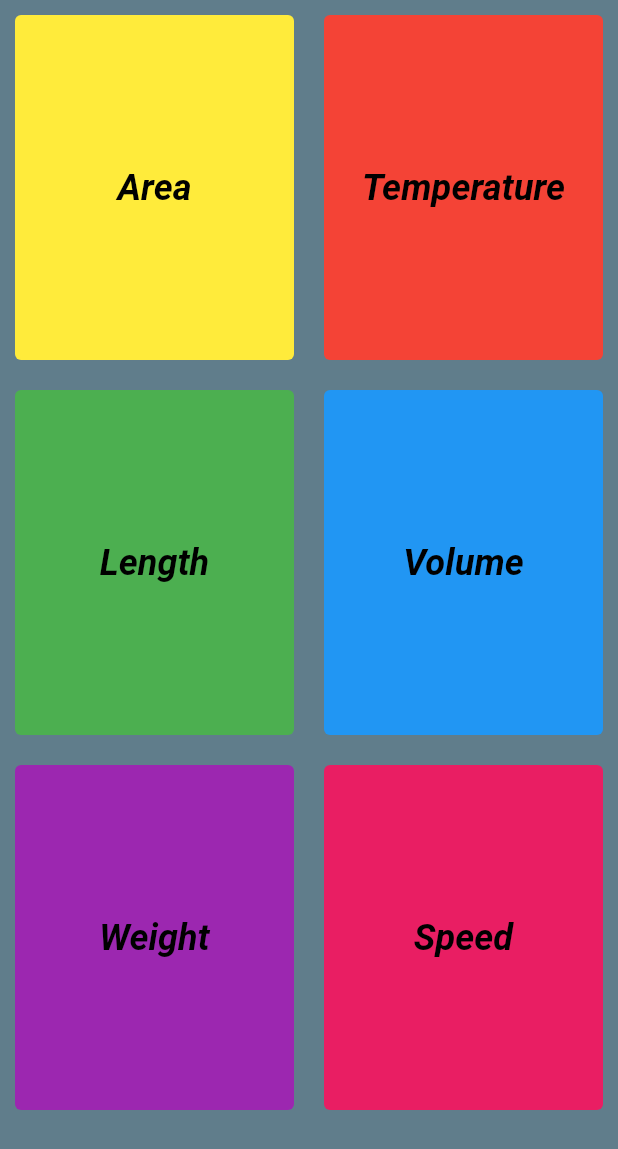
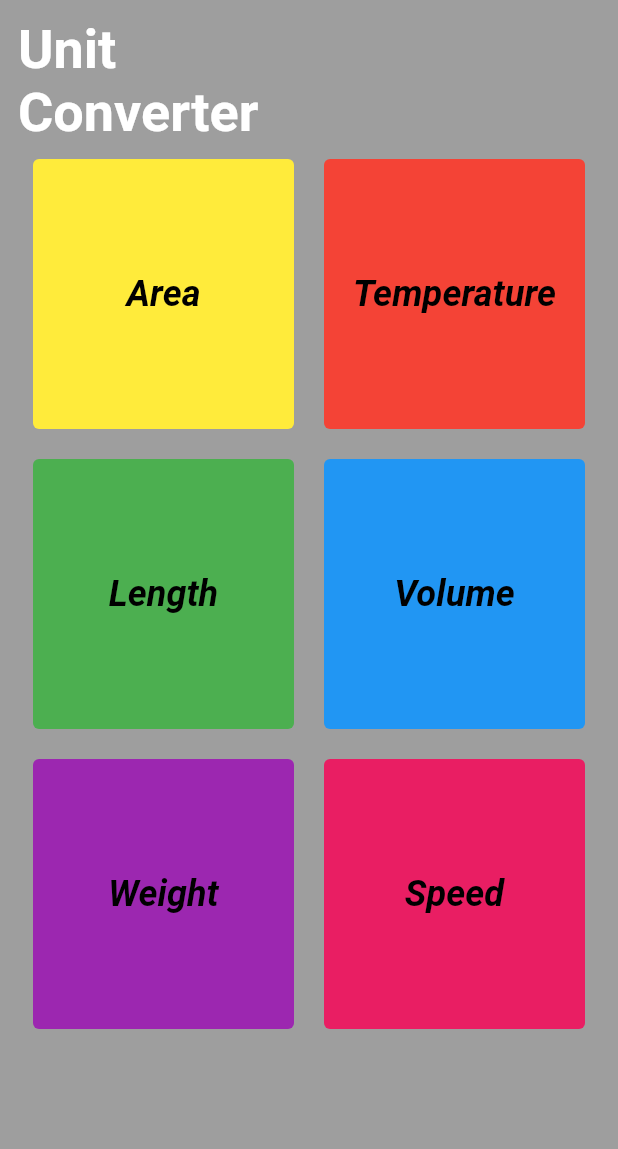
Before and after one commit to Salagoza/converter-app, a Flutter app: the screen it shows after launch, on a phone screen of 412 x 824 dp. Shown: the top 1149 px of the screen. Run offline on Flutter 3.47's test engine with Material 2 defaults, Android fonts, the phone set to English and light mode, and no system bars.

Commit message:
Add Padding & Title

```diff
--- a/lib/main.dart
+++ b/lib/main.dart
@@ -1,3 +1,4 @@
+
 import 'package:flutter/material.dart';
 
 void main() {
@@ -12,7 +13,7 @@ class Homepage extends StatelessWidget {
     return Expanded(
         child: Container(
           padding: const EdgeInsets.all(10),
-          height: 250,
+          height: 200,
           child: TextButton(
             child: Text(buttonLabel),
             style: TextButton.styleFrom(
@@ -36,10 +37,26 @@ class Homepage extends StatelessWidget {
   Widget build(BuildContext context) {
     return MaterialApp(
       home: Scaffold(
-        backgroundColor: Colors.blueGrey,
+
+        backgroundColor: Colors.grey,
         body: SafeArea(
+          child: Padding(
+            padding: const EdgeInsets.all(12.0),
             child: Column(
+              mainAxisAlignment: MainAxisAlignment.start,
+              crossAxisAlignment: CrossAxisAlignment.start,
               children: [
+              Container(
+                width: 200.0,
+                child: Text(
+                    "Unit Converter",
+                    style: TextStyle(
+                      color: Colors.white,
+                      fontSize: 36,
+                      fontWeight: FontWeight.bold,
+                    )
+                ),
+              ),
                 Row(
                     children: [createCategoryButton(Colors.yellow, "Area"),
                       createCategoryButton(Colors.red, "Temperature")
@@ -52,7 +69,10 @@ class Homepage extends StatelessWidget {
                     children: [createCategoryButton(Colors.purple,"Weight"),
                       createCategoryButton(Colors.pink,"Speed")]
                 )
-            ],
+
+            ]
+          )
+            ,
           ),
         ),
       ),
```
Lines whose indentation alone changed are shown as unchanged.
